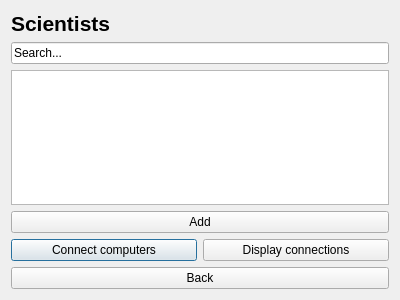
This is scientistbase.ui in AndriM/Vika3 as Qt 5 draws it before an edit. The edited form follows.
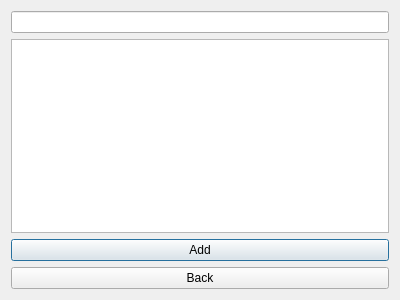
This is the edited form.

Diff of the .ui file:
```diff
--- a/scientistbase.ui
+++ b/scientistbase.ui
@@ -13,59 +13,27 @@
   <property name="windowTitle">
    <string>Dialog</string>
   </property>
-  <layout class="QGridLayout" name="gridLayout">
-   <item row="4" column="0">
-    <widget class="QPushButton" name="connectComp">
-     <property name="text">
-      <string>Connect computers</string>
-     </property>
-    </widget>
+  <layout class="QVBoxLayout" name="verticalLayout">
+   <item>
+    <widget class="QLineEdit" name="searchBar"/>
    </item>
-   <item row="4" column="1">
-    <widget class="QPushButton" name="displayConn">
-     <property name="text">
-      <string>Display connections</string>
-     </property>
-    </widget>
+   <item>
+    <widget class="QTableWidget" name="scientistWidget"/>
    </item>
-   <item row="2" column="0" colspan="2">
-    <widget class="QTableView" name="listTable"/>
-   </item>
-   <item row="3" column="0" colspan="2">
-    <widget class="QPushButton" name="addButton">
+   <item>
+    <widget class="QPushButton" name="addScientistButton">
      <property name="text">
       <string>Add</string>
      </property>
     </widget>
    </item>
-   <item row="1" column="0" colspan="2">
-    <widget class="QLineEdit" name="searchLine">
-     <property name="text">
-      <string>Search...</string>
-     </property>
-    </widget>
-   </item>
-   <item row="5" column="0" colspan="2">
+   <item>
     <widget class="QPushButton" name="backButton">
      <property name="text">
       <string>Back</string>
      </property>
     </widget>
    </item>
-   <item row="0" column="0" colspan="2">
-    <widget class="QLabel" name="scientistLabel">
-     <property name="font">
-      <font>
-       <pointsize>16</pointsize>
-       <weight>75</weight>
-       <bold>true</bold>
-      </font>
-     </property>
-     <property name="text">
-      <string>Scientists</string>
-     </property>
-    </widget>
-   </item>
   </layout>
  </widget>
  <resources/>
```
